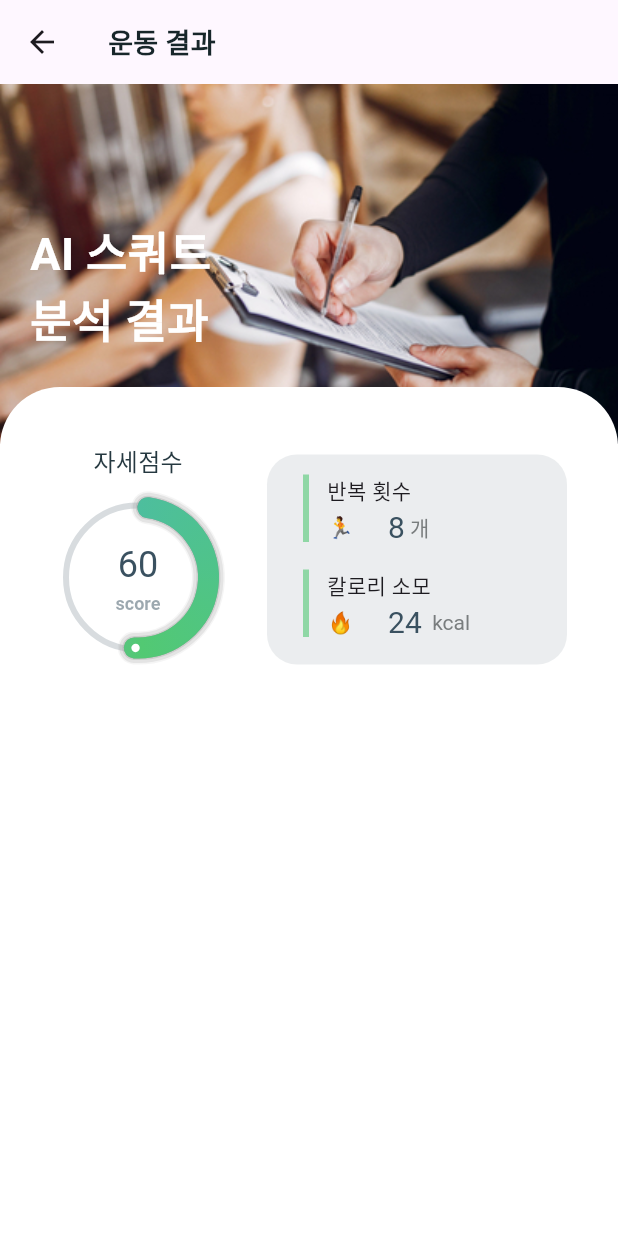
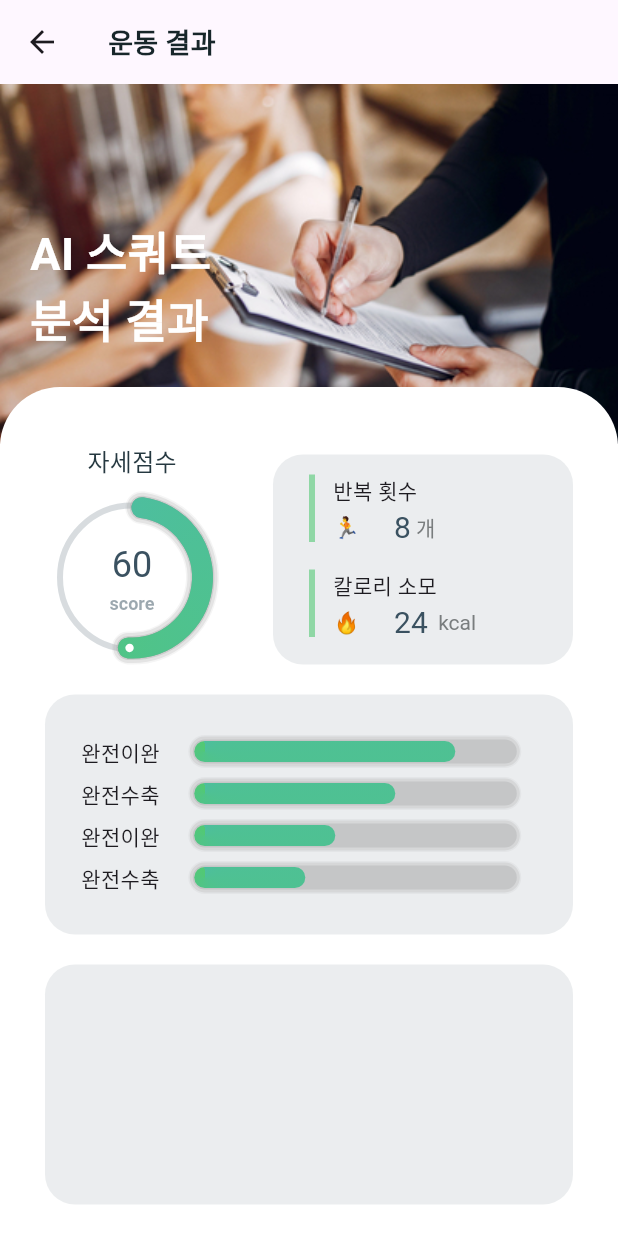
Before and after one commit to min9u/ai_trainer_mypt, a Flutter app: the ExerciseResultPage screen opened by its route, on a phone screen of 412 x 824 dp. Run offline on Flutter 3.47's test engine with Material 3 defaults, Android fonts, the phone set to English and light mode, and no system bars; our stand-ins replace camera, firebase_analytics, firebase_core, flutter_tts, fluttertoast, lorem_ipsum and 1 more; missing offline and left inert: google_mlkit_commons, google_mlkit_pose_detection; accounts and stored records are empty; Roboto replaces fonts that are missing (Pretendard).

Commit message:
feat: 자세분석피드백그래프 개발

```diff
--- a/lib/screens/diary/exercise_result_page.dart
+++ b/lib/screens/diary/exercise_result_page.dart
@@ -1,6 +1,7 @@
 import 'package:ai_trainer_mypt/models/exercise_description_data.dart';
 import 'package:ai_trainer_mypt/providers/exercise_info_provider.dart';
 import 'package:ai_trainer_mypt/screens/diary/component/curve_painter.dart';
+import 'package:ai_trainer_mypt/screens/diary/component/line_painter.dart';
 import 'package:flutter/material.dart';
 import 'package:ai_trainer_mypt/theme.dart';
 import 'package:provider/provider.dart';
@@ -88,7 +89,7 @@ class ExerciseResultPage extends StatelessWidget {
                       )),
                   Container(
                       width: MediaQuery.of(context).size.width,
-                      padding: EdgeInsets.symmetric(horizontal: 20),
+                      padding: EdgeInsets.symmetric(horizontal: 30),
                       color: Colors.white,
                       child: _resultBody())
                 ],
@@ -102,9 +103,10 @@ class ExerciseResultPage extends StatelessWidget {
 
   Widget _resultBody() {
     return Column(
+      crossAxisAlignment: CrossAxisAlignment.start,
       children: [
         Row(
-          mainAxisAlignment: MainAxisAlignment.spaceAround,
+          mainAxisAlignment: MainAxisAlignment.spaceBetween,
           crossAxisAlignment: CrossAxisAlignment.end,
           children: [
             Column(
@@ -122,7 +124,13 @@ class ExerciseResultPage extends StatelessWidget {
             _exerciseMetaDataText(),
           ],
         ),
+        SizedBox(
+          height: 20,
+        ),
         _trainerFeedbackGraph(),
+        SizedBox(
+          height: 20,
+        ),
         _trainerFeedbackText(),
         SizedBox(
           height: 500,
@@ -183,8 +191,6 @@ class ExerciseResultPage extends StatelessWidget {
               colors: [
                 Color.fromRGBO(77, 190, 158, 1),
                 Color.fromRGBO(82, 201, 115, 1),
-                // HexColor("#8A98E8"),
-                HexColor("#8A98E8")
               ],
               angle: 360 * 0.5,
             ),
@@ -216,10 +222,11 @@ class ExerciseResultPage extends StatelessWidget {
             '반복 횟수',
             style: AppTheme.textTheme.labelMedium,
           ),
-          Row(
-              children: [
+          Row(children: [
             Text('🏃'),
-            SizedBox(width: 15,),
+            SizedBox(
+              width: 15,
+            ),
             SizedBox(
               width: 8,
             ),
@@ -232,7 +239,10 @@ class ExerciseResultPage extends StatelessWidget {
                   letterSpacing: 0.0,
                   color: AppTheme.grey),
             ),
-            Text(' 개',style: AppTheme.textTheme.labelSmall,)
+            Text(
+              ' 개',
+              style: AppTheme.textTheme.labelSmall,
+            )
           ])
         ],
       )
@@ -257,10 +267,11 @@ class ExerciseResultPage extends StatelessWidget {
             '칼로리 소모',
             style: AppTheme.textTheme.labelMedium,
           ),
-          Row(
-              children: [
+          Row(children: [
             Text('🔥'),
-            SizedBox(width: 15,),
+            SizedBox(
+              width: 15,
+            ),
             SizedBox(
               width: 8,
             ),
@@ -273,7 +284,10 @@ class ExerciseResultPage extends StatelessWidget {
                   letterSpacing: 0.0,
                   color: AppTheme.grey),
             ),
-            Text('  kcal',style: AppTheme.textTheme.labelSmall,)
+            Text(
+              '  kcal',
+              style: AppTheme.textTheme.labelSmall,
+            )
           ])
         ],
       )
@@ -297,10 +311,56 @@ class ExerciseResultPage extends StatelessWidget {
   }
 
   Widget _trainerFeedbackGraph() {
-    return Container();
+    return Container(
+      height: 160,
+      width: 2000,
+      decoration: BoxDecoration(
+        color: AppTheme.grey.withOpacity(0.1),
+        borderRadius: BorderRadius.all(Radius.circular(20)),
+      ),
+      padding: EdgeInsets.all(24),
+      child: Column(
+        mainAxisAlignment: MainAxisAlignment.spaceAround,
+        children: [
+          _feedbackLine('완전이완', 0.8),
+          _feedbackLine('완전수축', 0.6),
+          _feedbackLine('완전이완', 0.4),
+          _feedbackLine('완전수축', 0.3),
+        ],
+      ),
+    );
+    ;
+  }
+
+  Widget _feedbackLine(String feedbackName, double opacity) {
+    // TODO opacity 별로 색깔을 다르게 하도록 개발
+    return Row(
+      children: [
+        Text(
+          feedbackName,
+          style: AppTheme.textTheme.labelMedium,
+        ),
+        SizedBox(
+          width: 30,
+        ),
+        CustomPaint(
+          painter: LinePainter(colors: [
+            Color.fromRGBO(77, 190, 158, 1),
+            Color.fromRGBO(82, 201, 115, 1),
+          ], length: 200, opacity: opacity),
+        ),
+      ],
+    );
   }
 
   Widget _trainerFeedbackText() {
-    return Container();
+    return Container(
+      height: 160,
+      width: 2000,
+      decoration: BoxDecoration(
+        color: AppTheme.grey.withOpacity(0.1),
+        borderRadius: BorderRadius.all(Radius.circular(20)),
+      ),
+    );
   }
 }
```
Also changed, not shown: lib/screens/diary/component/line_painter.dart (added, +105 -0 lines), 1 other file.
